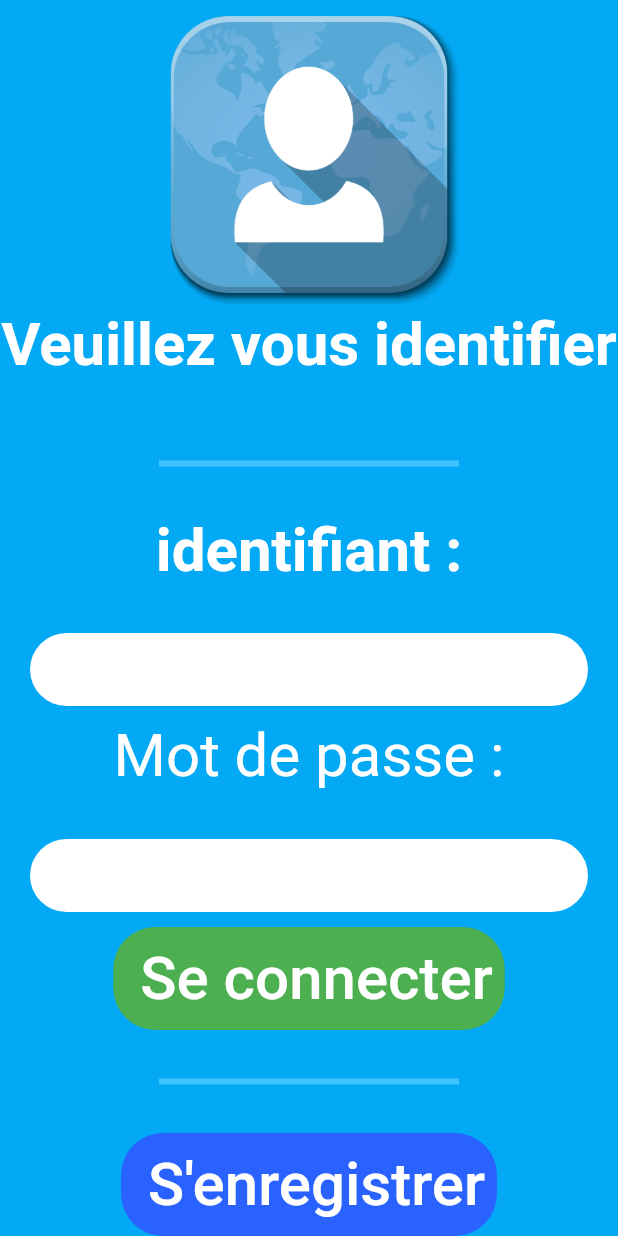
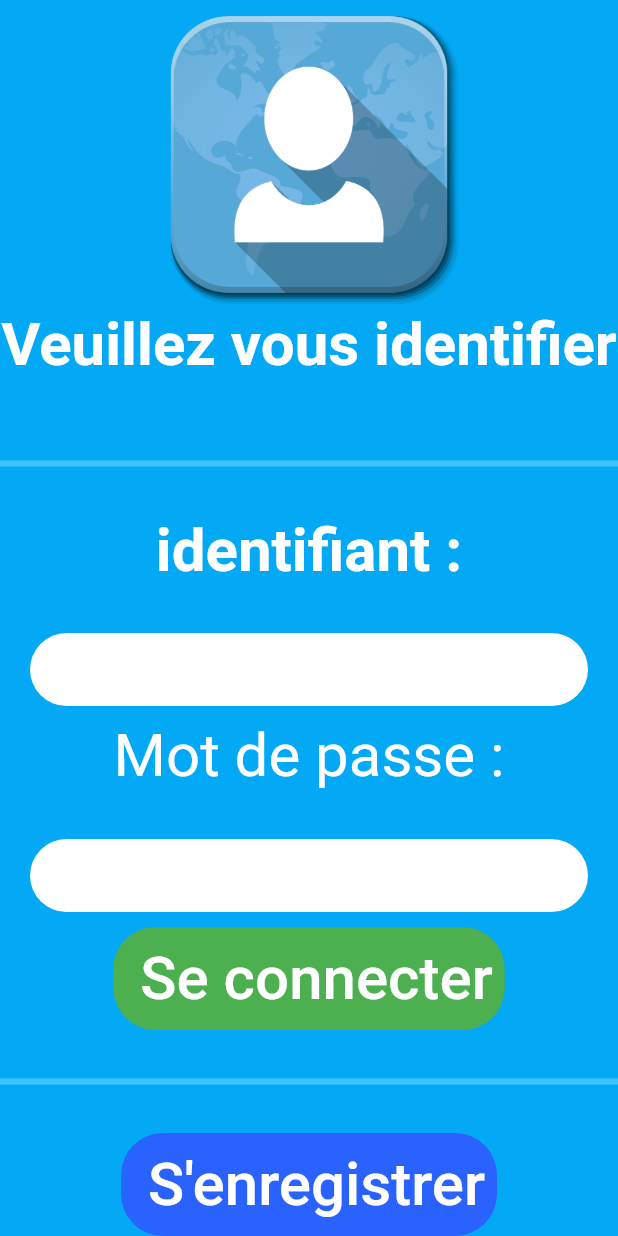
Before and after one commit to Ryll974/loginpage, a Flutter app: the RegisterPage screen opened by its route, after a tap on "Retour à la page login ...", on a phone screen of 412 x 824 dp. Run offline on Flutter 3.47's test engine with Material 2 defaults, Android fonts, the phone set to English and light mode, and no system bars; Roboto replaces fonts that are missing (Dongle).

Commit message:
correction bug de centrage et modif des dividers (full screen)

```diff
--- a/lib/main.dart
+++ b/lib/main.dart
@@ -51,13 +51,10 @@ class LoginPage extends StatelessWidget {
             ),
             Expanded(
               flex: 1,
-              child: SizedBox(
-                width: 200,
               child: Divider(
                 color: Colors.lightBlueAccent,
                 height: 50,
                 thickness: 4,
-                ),
               ),
             ),
             Expanded(
@@ -134,13 +131,10 @@ class LoginPage extends StatelessWidget {
                     ))),
             Expanded(
               flex: 1,
-              child: SizedBox(
-                width: 200,
               child: Divider(
                 color: Colors.lightBlueAccent,
                 height: 50,
                 thickness: 4,
-                ),
               ),
             ),
             Expanded(
@@ -202,13 +196,10 @@ class RegisterPage extends StatelessWidget {
                 ),
               ),
             ),
-            SizedBox(
-              width: 200,
-              child: Divider(
+            Divider(
               color: Colors.lightBlueAccent,
               height: 50,
               thickness: 4,
-              ),
             ),
             Text(
               "Choisissez un identifiant :",
@@ -266,16 +257,13 @@ class RegisterPage extends StatelessWidget {
                 ),
               ),
             ),
-            SizedBox(
-              width: 500,
-              child: Container(
+            Container(
               margin: const EdgeInsets.fromLTRB(20, 10, 20, 10),
               decoration: new BoxDecoration(
                   color: Colors.white,
                   borderRadius: BorderRadius.all(Radius.circular(28))),
               child: Row(
                 children: [],
-                ),
               ),
             ),
             TextButton(
@@ -295,13 +283,10 @@ class RegisterPage extends StatelessWidget {
                     fontFamily: 'Dongle',
                   ),
                 )),
-            SizedBox(
-              width: 200,
-              child: Divider(
+            Divider(
               color: Colors.lightBlueAccent,
               height: 50,
               thickness: 4,
-              ),
             ),
             TextButton(
                 onPressed: () {
@@ -312,7 +297,8 @@ class RegisterPage extends StatelessWidget {
                     borderRadius: BorderRadius.circular(28), // <-- Radius
                   ),
                   primary: Colors.white,
-                  backgroundColor: Colors.blueAccent.shade700, // Background Color
+                  backgroundColor:
+                      Colors.blueAccent.shade700, // Background Color
                 ),
                 child: Text(
                   " Retour à la page login ...",
```
Lines whose indentation alone changed are shown as unchanged.
